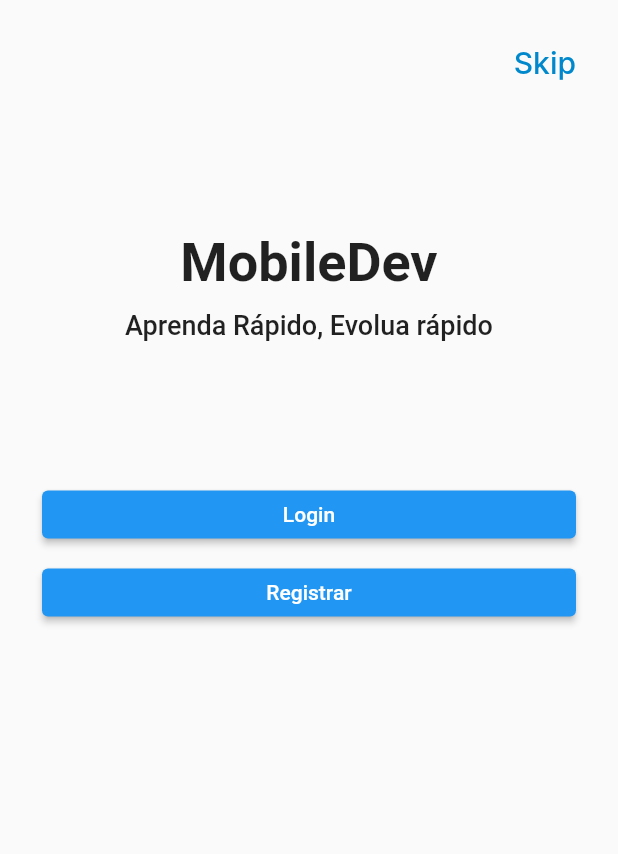
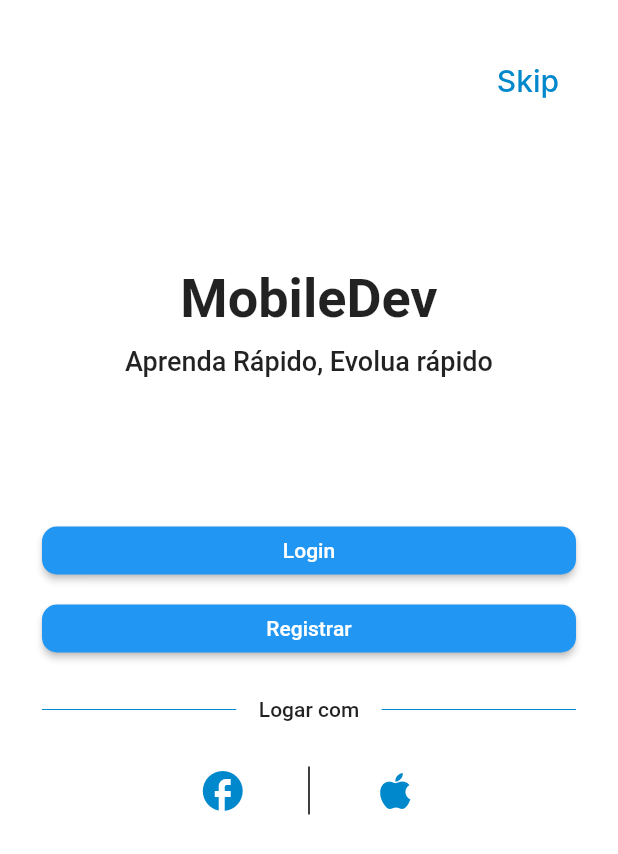
Before and after one commit to ulisseshen/mobile_dev, a Flutter app: the screen it shows after launch, on a phone screen of 412 x 824 dp. Shown: the top 854 px of the screen. Run offline on Flutter 3.47's test engine with Material 2 defaults, Android fonts, the phone set to English and light mode, and no system bars; Roboto replaces fonts that are missing (Inter).

Commit message:
Finalizado splash screen do login do modo layout

```diff
--- a/flutter/layout_login/lib/main.dart
+++ b/flutter/layout_login/lib/main.dart
@@ -12,19 +12,23 @@ class MyApp extends StatelessWidget {
     return MaterialApp(
       debugShowCheckedModeBanner: false,
       home: Scaffold(
+        backgroundColor: Colors.white,
         body: Padding(
           padding: const EdgeInsets.symmetric(horizontal: 28, vertical: 30),
           child: Column(children: [
             Row(
               mainAxisAlignment: MainAxisAlignment.end,
-              children: const [
-                Text(
+              children: [
+                TextButton(
+                  onPressed: () {},
+                  child: const Text(
                     'Skip',
                     style: TextStyle(
                       color: Color(0xff0088CC),
                       fontWeight: FontWeight.w500,
                       fontSize: 20,
                       fontFamily: 'Inter',
+                    ),
                   ),
                 ),
               ],
@@ -55,8 +59,15 @@ class MyApp extends StatelessWidget {
             SizedBox(
               width: double.infinity,
               height: 32,
-              child:
-                  ElevatedButton(onPressed: () {}, child: const Text('Login')),
+              child: ElevatedButton(
+                style: ElevatedButton.styleFrom(
+                  shape: RoundedRectangleBorder(
+                    borderRadius: BorderRadius.circular(10),
+                  ),
+                ),
+                onPressed: () {},
+                child: const Text('Login'),
+              ),
             ),
             const SizedBox(
               height: 20,
@@ -65,8 +76,69 @@ class MyApp extends StatelessWidget {
               width: double.infinity,
               height: 32,
               child: ElevatedButton(
-                  onPressed: () {}, child: const Text('Registrar')),
-            )
+                style: ElevatedButton.styleFrom(
+                  shape: RoundedRectangleBorder(
+                    borderRadius: BorderRadius.circular(10),
+                  ),
+                ),
+                onPressed: () {},
+                child: const Text('Registrar'),
+              ),
+            ),
+            const SizedBox(height: 30),
+            Row(
+              children: const [
+                Expanded(
+                  child: Divider(
+                    color: Color(0xff0088CC),
+                  ),
+                ),
+                Padding(
+                  padding: EdgeInsets.symmetric(horizontal: 15),
+                  child: Text(
+                    'Logar com',
+                    style: TextStyle(fontWeight: FontWeight.w500),
+                  ),
+                ),
+                Expanded(
+                  child: Divider(
+                    color: Color(0xff0088CC),
+                  ),
+                ),
+              ],
+            ),
+            const SizedBox(
+              height: 22,
+            ),
+            Row(
+              mainAxisAlignment: MainAxisAlignment.center,
+              children: [
+                IconButton(
+                  onPressed: () {},
+                  icon: const Icon(
+                    Icons.facebook,
+                    color: Color(0xff0088CC),
+                    size: 32,
+                  ),
+                ),
+                Padding(
+                  padding: const EdgeInsets.symmetric(horizontal: 33),
+                  child: Container(
+                    color: Colors.black,
+                    height: 32,
+                    width: 1,
+                  ),
+                ),
+                IconButton(
+                  onPressed: () {},
+                  icon: const Icon(
+                    Icons.apple,
+                    color: Color(0xff0088CC),
+                    size: 32,
+                  ),
+                ),
+              ],
+            ),
           ]),
         ),
       ),
```
Lines whose indentation alone changed are shown as unchanged.
